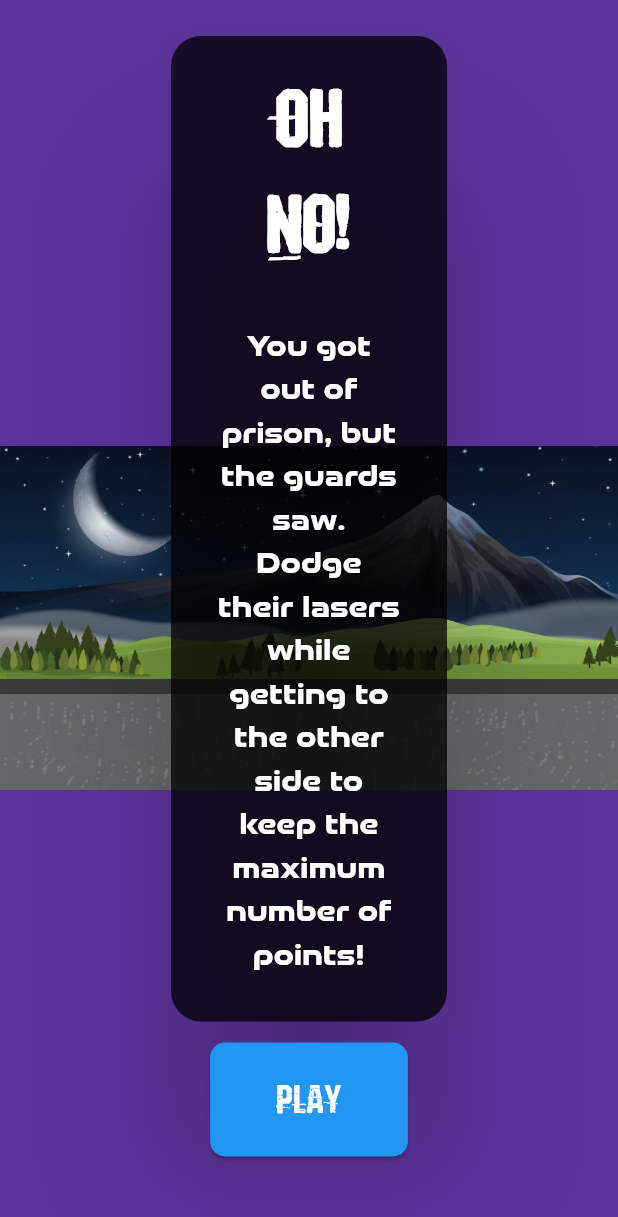
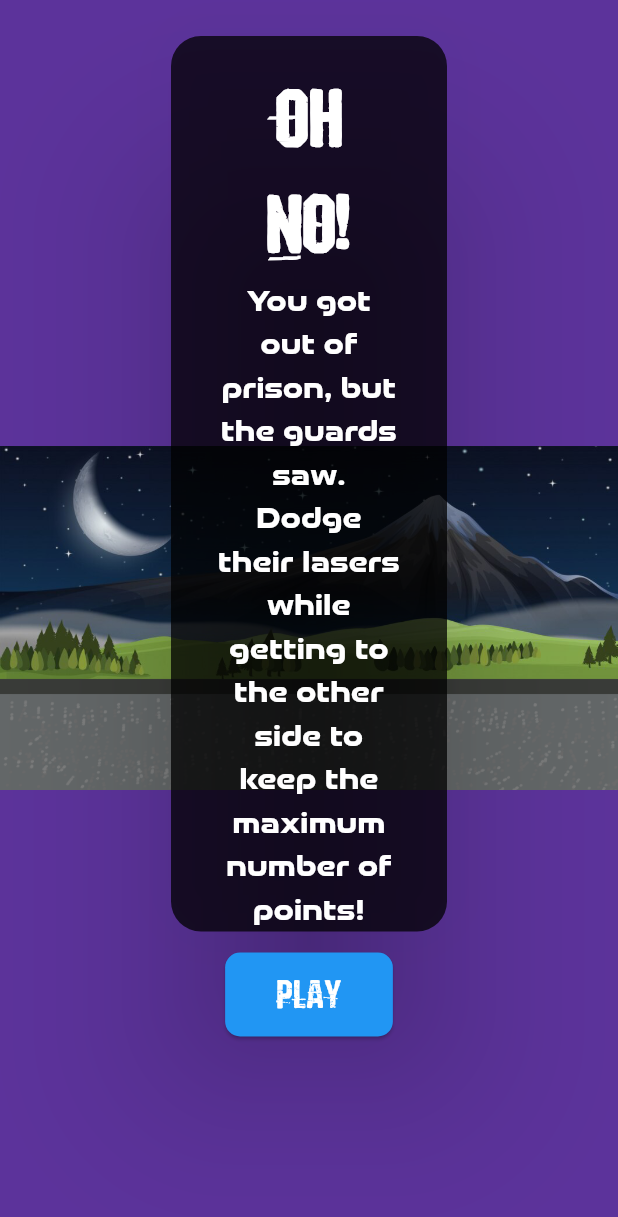
Before and after one commit to PMGithubb/prisonbreak_main_game, a Flutter app: the MainMenu screen opened directly, on a phone screen of 412 x 824 dp. Shown: the top 1217 px of the screen. Run offline on Flutter 3.47's test engine with Material 3 defaults, Android fonts, the phone set to English and light mode, and no system bars; our stand-ins replace shared_preferences; missing offline and left inert: flame, flame_audio; accounts and stored records are empty.

Commit message:
Main menu screen play button offscreen fixed

```diff
--- a/lib/laser_minigame/main_menu.dart
+++ b/lib/laser_minigame/main_menu.dart
@@ -38,7 +38,7 @@ class MainMenu extends StatelessWidget {
                         ),
                       ),
                       Padding(
-                        padding: EdgeInsets.all(30.0),
+                        padding: EdgeInsets.only(top: 0, right: 30, left: 30),
                         child: Text(
                           "You got out of prison, but the guards saw. Dodge their lasers while getting to the other side to keep the maximum number of points!",
                           textAlign: TextAlign.center,
@@ -67,7 +67,7 @@ class MainMenu extends StatelessWidget {
                     shape: MaterialStatePropertyAll(RoundedRectangleBorder(
                         borderRadius: BorderRadius.circular(10)))),
                 child: const Padding(
-                  padding: EdgeInsets.all(20.0),
+                  padding: EdgeInsets.all(10.0),
                   child: Text(
                     'Play',
                     style: TextStyle(fontSize: 25, fontFamily: "Eordeoghlakat"),
```
